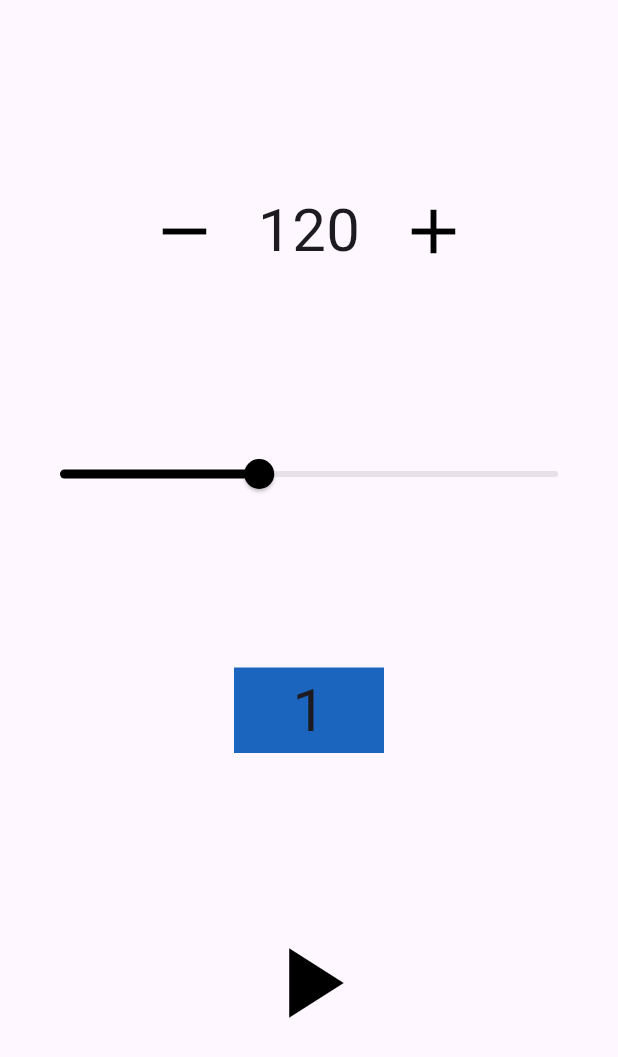
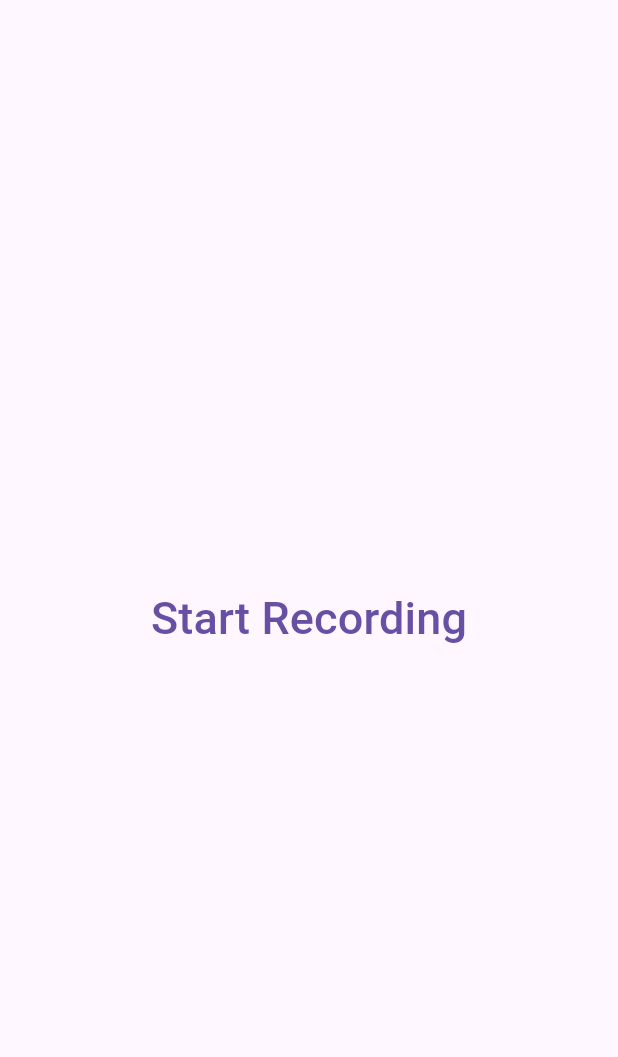
Before and after one commit to konradroesler/muse, a Flutter app: the screen it shows after launch, on a phone screen of 412 x 824 dp. Shown: the top 1057 px of the screen. Run offline on Flutter 3.47's test engine with Material 3 defaults, Android fonts, the light colour scheme and no system bars; our stand-ins replace equatable, flutter_bloc.

Commit message:
initial tuner folder structure

```diff
--- a/lib/app.dart
+++ b/lib/app.dart
@@ -1,5 +1,6 @@
 import 'package:flutter/material.dart';
-import 'package:muse/metronome/metronome.dart';
+// import 'package:muse/metronome/metronome.dart';
+import 'package:muse/tuner/tuner.dart';
 
 class App extends StatelessWidget {
   const App({super.key});
@@ -7,7 +8,7 @@ class App extends StatelessWidget {
   @override
   Widget build(BuildContext context) {
     return MaterialApp(
-      home: const MetronomePage(),
+      home: const TunerPage(),
     );
   }
 }
--- /dev/null
+++ b/lib/tuner/bloc/tuner_bloc.dart
@@ -0,0 +1,20 @@
+import 'package:equatable/equatable.dart';
+import 'package:flutter_bloc/flutter_bloc.dart';
+
+part 'tuner_event.dart';
+part 'tuner_state.dart';
+
+class TunerBloc extends Bloc<TunerEvent, TunerState> {
+  TunerBloc() : super(const TunerInitial()) {
+    on<TunerRecordingStarted>(_onRecordingStarted);
+    on<TunerRecordingEnded>(_onRecordingEnded);
+  }
+
+  void _onRecordingStarted(event, emit) {
+    emit(TunerRecording());
+  }
+
+  void _onRecordingEnded(event, emit) {
+    emit(TunerIdle());
+  }
+}
--- /dev/null
+++ b/lib/tuner/bloc/tuner_event.dart
@@ -0,0 +1,16 @@
+part of 'tuner_bloc.dart';
+
+sealed class TunerEvent extends Equatable {
+  const TunerEvent();
+
+  @override
+  List<Object> get props => [];
+}
+
+final class TunerRecordingStarted extends TunerEvent {
+  const TunerRecordingStarted();
+}
+
+final class TunerRecordingEnded extends TunerEvent {
+  const TunerRecordingEnded();
+}
--- /dev/null
+++ b/lib/tuner/bloc/tuner_state.dart
@@ -0,0 +1,20 @@
+part of 'tuner_bloc.dart';
+
+sealed class TunerState extends Equatable {
+  const TunerState();
+
+  @override
+  List<Object> get props => [];
+}
+
+final class TunerInitial extends TunerState {
+  const TunerInitial();
+}
+
+final class TunerIdle extends TunerState {
+  const TunerIdle();
+}
+
+final class TunerRecording extends TunerState {
+  const TunerRecording();
+}
--- /dev/null
+++ b/lib/tuner/tuner.dart
@@ -0,0 +1,3 @@
+export 'bloc/tuner_bloc.dart';
+export 'view/tuner_page.dart';
+export 'view/tuner_view.dart';
--- /dev/null
+++ b/lib/tuner/view/tuner_page.dart
@@ -0,0 +1,15 @@
+import 'package:flutter/material.dart';
+import 'package:flutter_bloc/flutter_bloc.dart';
+import 'package:muse/tuner/tuner.dart';
+
+class TunerPage extends StatelessWidget {
+  const TunerPage({super.key});
+
+  @override
+  Widget build(BuildContext context) {
+    return BlocProvider(
+      create: (_) => TunerBloc(),
+      child: const  TunerView(),
+    );
+  }
+}
--- /dev/null
+++ b/lib/tuner/view/tuner_view.dart
@@ -0,0 +1,34 @@
+import 'package:flutter/material.dart';
+import 'package:flutter_bloc/flutter_bloc.dart';
+import 'package:muse/tuner/tuner.dart';
+
+class TunerView extends StatelessWidget {
+  const TunerView({super.key});
+
+  @override
+  Widget build(BuildContext context) {
+    return Scaffold(
+      body: Center(child: Column(
+        mainAxisAlignment: MainAxisAlignment.center,
+        crossAxisAlignment: CrossAxisAlignment.center,
+        children: [
+          BlocBuilder<TunerBloc, TunerState>(
+        builder: (context, state) {
+         return switch (state) {
+          TunerRecording() => TextButton(
+            onPressed: () {
+              context.read<TunerBloc>().add(const TunerRecordingEnded());
+            },
+                child: const Text('Recording...', style: TextStyle(fontSize: 30))
+          ),
+          _ => TextButton(
+            onPressed: () {
+              context.read<TunerBloc>().add(const TunerRecordingStarted());
+            },
+                child: const Text('Start Recording', style: TextStyle(fontSize: 30)),
+          ),
+         };
+      }
+      ) ]    )));
+  }
+}
```
